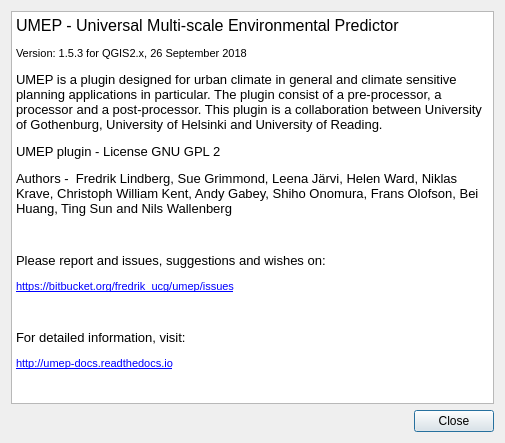
Before: the Qt Designer form UMEP_about.ui in UMEP-dev/UMEP, drawn with Qt 5.
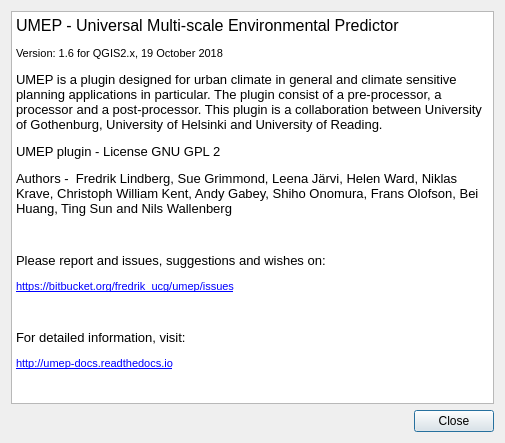
After: the same form once the commit is applied.

Diff of the .ui file:
```diff
--- a/UMEP_about.ui
+++ b/UMEP_about.ui
@@ -31,7 +31,7 @@
 p, li { white-space: pre-wrap; }
 &lt;/style&gt;&lt;/head&gt;&lt;body style=&quot; font-family:'MS Shell Dlg 2'; font-size:8.25pt; font-weight:400; font-style:normal;&quot;&gt;
 &lt;p style=&quot; margin-top:0px; margin-bottom:0px; margin-left:0px; margin-right:0px; -qt-block-indent:0; text-indent:0px;&quot;&gt;&lt;span style=&quot; font-size:12pt;&quot;&gt;UMEP - Universal Multi-scale Environmental Predictor &lt;/span&gt;&lt;/p&gt;
-&lt;p style=&quot; margin-top:12px; margin-bottom:12px; margin-left:0px; margin-right:0px; -qt-block-indent:0; text-indent:0px;&quot;&gt;&lt;span style=&quot; font-size:8pt;&quot;&gt;Version: 1.5.3 for QGIS2.x, 26 September 2018&lt;/span&gt;&lt;/p&gt;
+&lt;p style=&quot; margin-top:12px; margin-bottom:12px; margin-left:0px; margin-right:0px; -qt-block-indent:0; text-indent:0px;&quot;&gt;&lt;span style=&quot; font-size:8pt;&quot;&gt;Version: 1.6 for QGIS2.x, 19 October 2018&lt;/span&gt;&lt;/p&gt;
 &lt;p style=&quot; margin-top:12px; margin-bottom:12px; margin-left:0px; margin-right:0px; -qt-block-indent:0; text-indent:0px;&quot;&gt;&lt;span style=&quot; font-size:10pt;&quot;&gt;UMEP is a plugin designed for urban climate in general and climate sensitive planning applications in particular. The plugin consist of a pre-processor, a processor and a post-processor. This plugin is a collaboration between University of Gothenburg, University of Helsinki and University of Reading.&lt;/span&gt;&lt;/p&gt;
 &lt;p style=&quot; margin-top:12px; margin-bottom:12px; margin-left:0px; margin-right:0px; -qt-block-indent:0; text-indent:0px;&quot;&gt;&lt;span style=&quot; font-size:10pt;&quot;&gt;UMEP plugin - License GNU GPL 2&lt;/span&gt;&lt;/p&gt;
 &lt;p style=&quot; margin-top:12px; margin-bottom:12px; margin-left:0px; margin-right:0px; -qt-block-indent:0; text-indent:0px;&quot;&gt;&lt;span style=&quot; font-size:10pt;&quot;&gt;Authors -  Fredrik Lindberg, Sue Grimmond, Leena Järvi, Helen Ward, Niklas Krave, Christoph William Kent, Andy Gabey, Shiho Onomura, Frans Olofson, Bei Huang, Ting Sun and Nils Wallenberg&lt;/span&gt;&lt;/p&gt;
```
